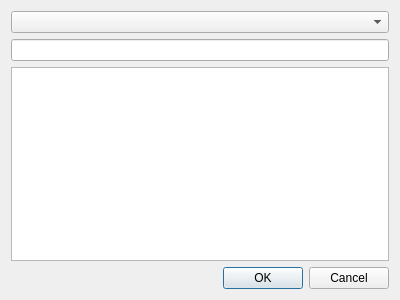
Qt form lexicalentrysearchdialog.ui (adamb924/Gloss) before a commit.
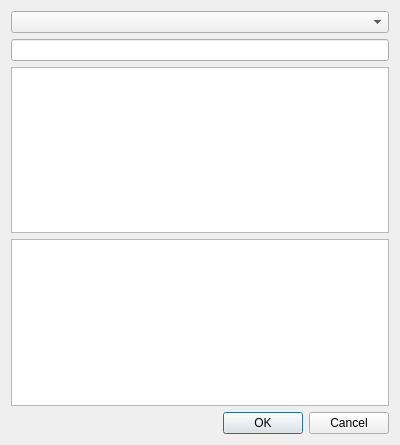
The same form after that commit. Custom widgets are drawn as their Qt base class.

Commit message: Improved lexical item search dialog.

```diff
--- a/lexicalentrysearchdialog.ui
+++ b/lexicalentrysearchdialog.ui
@@ -7,7 +7,7 @@
     <x>0</x>
     <y>0</y>
     <width>400</width>
-    <height>300</height>
+    <height>445</height>
    </rect>
   </property>
   <property name="windowTitle">
@@ -23,6 +23,9 @@
    <item>
     <widget class="QListView" name="listView"/>
    </item>
+   <item>
+    <widget class="QListView" name="lowerListView"/>
+   </item>
    <item>
     <widget class="QDialogButtonBox" name="buttonBox">
      <property name="orientation">
```
The commit also changes 4 other files.
